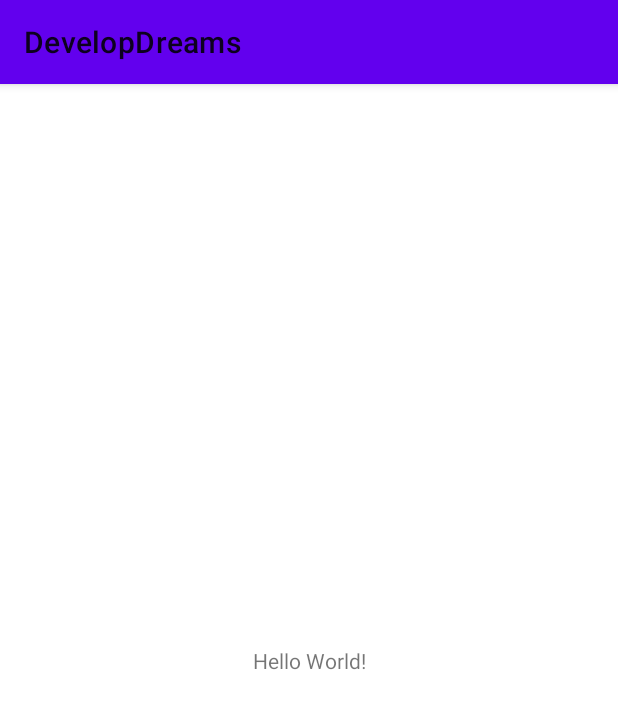
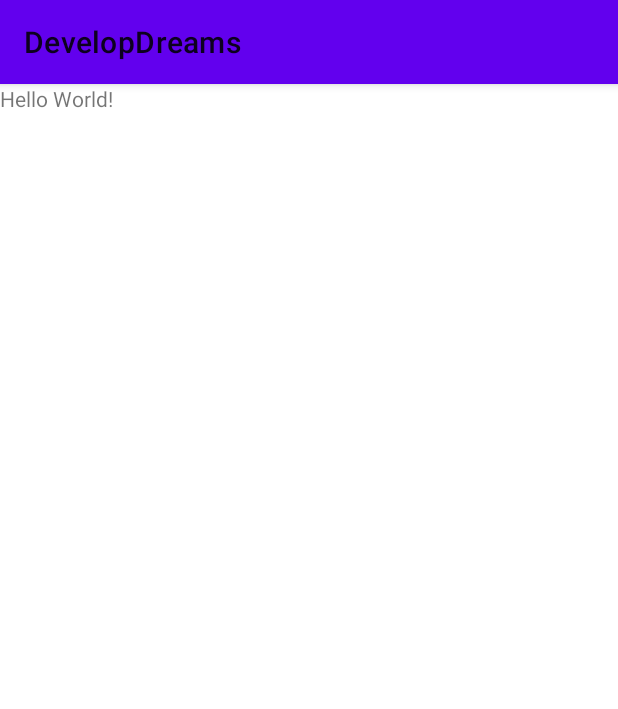
Before and after one commit to SystemTron/DevelopDreams, an Android app: the first screen one second after launch (MainActivity before the commit, SplashActivity after it), on a phone screen of 412 x 824 dp. Shown: the top 709 px of the screen. Run offline under Robolectric (Android 15) with nearby library versions, the phone set to English and light mode, and no system bars.

Commit message:
mobileApp:splash activity kotlin code done

```diff
--- a/mobileapp/app/src/main/AndroidManifest.xml
+++ b/mobileapp/app/src/main/AndroidManifest.xml
@@ -9,7 +9,8 @@
         android:roundIcon="@mipmap/ic_launcher_round"
         android:supportsRtl="true"
         android:theme="@style/AppTheme">
-        <activity android:name=".MainActivity">
+        <activity android:name=".AuthActivity"></activity>
+        <activity android:name=".SplashActivity">
             <intent-filter>
                 <action android:name="android.intent.action.MAIN" />
 
--- a/mobileapp/app/src/main/java/com/systemtron/developdreams/MainActivity.kt
+++ b/mobileapp/app/src/main/java/com/systemtron/developdreams/AuthActivity.kt
@@ -3,9 +3,9 @@ package com.systemtron.developdreams
 import androidx.appcompat.app.AppCompatActivity
 import android.os.Bundle
 
-class MainActivity : AppCompatActivity() {
+class AuthActivity : AppCompatActivity() {
     override fun onCreate(savedInstanceState: Bundle?) {
         super.onCreate(savedInstanceState)
-        setContentView(R.layout.activity_main)
+        setContentView(R.layout.activity_auth)
     }
 }
--- /dev/null
+++ b/mobileapp/app/src/main/java/com/systemtron/developdreams/SplashActivity.kt
@@ -0,0 +1,30 @@
+package com.systemtron.developdreams
+
+import android.content.Intent
+import androidx.appcompat.app.AppCompatActivity
+import android.os.Bundle
+import android.os.Handler
+
+class SplashActivity : AppCompatActivity() {
+    private val SPLASH_DELAY: Long = 3000
+    private var splashHandler: Handler? = null
+    private val mIntentHandler = Runnable {
+        if (!isFinishing) {
+            val intent = Intent(this, AuthActivity::class.java)
+            startActivity(intent)
+            finish()
+        }
+    }
+
+    override fun onCreate(savedInstanceState: Bundle?) {
+        super.onCreate(savedInstanceState)
+        setContentView(R.layout.activity_splash)
+        splashHandler = Handler();
+        splashHandler!!.postDelayed(mIntentHandler, SPLASH_DELAY)
+    }
+
+    override fun onDestroy() {
+        splashHandler!!.removeCallbacks(mIntentHandler)
+        super.onDestroy()
+    }
+}
--- a/mobileapp/app/src/main/res/layout/activity_main.xml
+++ b/mobileapp/app/src/main/res/layout/activity_splash.xml
@@ -1,10 +1,10 @@
 <?xml version="1.0" encoding="utf-8"?>
-<androidx.constraintlayout.widget.ConstraintLayout xmlns:android="http://schemas.android.com/apk/res/android"
+<RelativeLayout xmlns:android="http://schemas.android.com/apk/res/android"
     xmlns:app="http://schemas.android.com/apk/res-auto"
     xmlns:tools="http://schemas.android.com/tools"
     android:layout_width="match_parent"
     android:layout_height="match_parent"
-    tools:context=".MainActivity">
+    tools:context=".SplashActivity">
 
     <TextView
         android:layout_width="wrap_content"
@@ -15,4 +15,4 @@
         app:layout_constraintRight_toRightOf="parent"
         app:layout_constraintTop_toTopOf="parent" />
 
-</androidx.constraintlayout.widget.ConstraintLayout>
+</RelativeLayout>
```
Also changed, not shown: mobileapp/app/src/main/res/layout/activity_auth.xml (added, +9 -0 lines).
